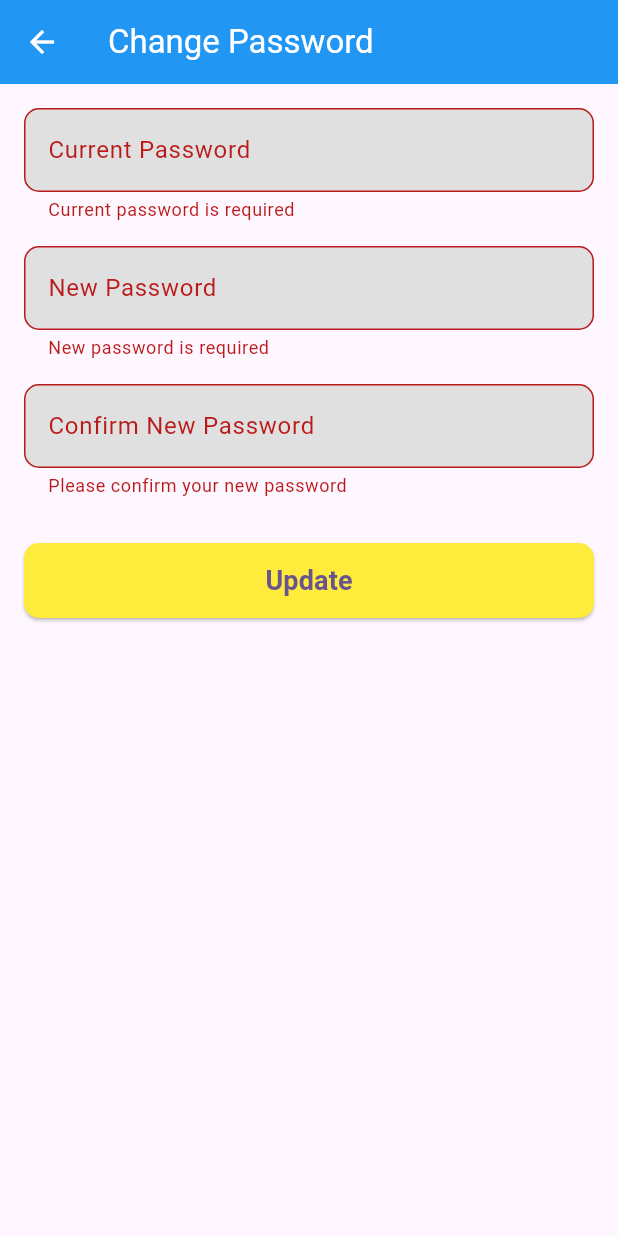
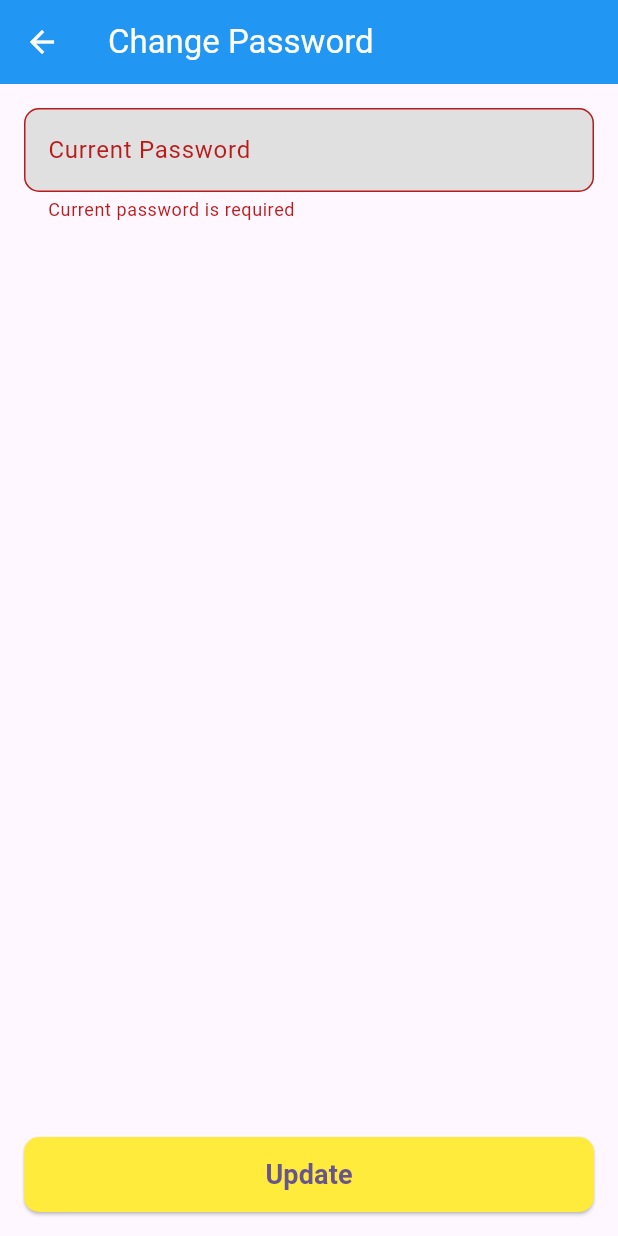
Before and after one commit to Gracesiamrbn/Progamify-mobile, a Flutter app: the ChangePasswordScreen screen opened directly, after a tap on "Update", on a phone screen of 412 x 824 dp. Run offline on Flutter 3.47's test engine with Material 3 defaults, Android fonts, the phone set to English and light mode, and no system bars; our stand-ins replace audioplayers, curved_navigation_bar, flutter_dotenv, flutter_html, flutter_native_splash, flutter_svg and 5 more; accounts and stored records are empty; network calls fail.

Commit message:
special character expands

```diff
--- a/lib/presentation/screens/auth/register_screen.dart
+++ b/lib/presentation/screens/auth/register_screen.dart
@@ -154,8 +154,9 @@ class RegisterScreenState extends State<RegisterScreen> {
                           if (!RegExp(r'[0-9]').hasMatch(value)) {
                             return 'Password must contain at least one number';
                           }
-                          if (!RegExp(r'[@$!%*?&]').hasMatch(value)) {
-                            return 'Password must contain at least one special character (@\$!%*?&)';
+                          if (!RegExp(r'[\p{S}\p{P}]', unicode: true)
+                              .hasMatch(value)) {
+                            return 'Password must contain at least one special character';
                           }
                           return null;
                         },
--- a/lib/presentation/screens/profile/change_password_screen.dart
+++ b/lib/presentation/screens/profile/change_password_screen.dart
@@ -113,7 +113,7 @@ class _ChangePasswordScreenState extends State<ChangePasswordScreen> {
             key: _formKey,
             child: Column(
               children: [
-              // Current Password Field
+                // Field-field input
                 TextFormField(
                   controller: _currentPasswordController,
                   obscureText: true,
@@ -134,54 +134,10 @@ class _ChangePasswordScreenState extends State<ChangePasswordScreen> {
                 ),
                 const SizedBox(height: 16),
 
-              // New Password Field
-              TextFormField(
-                controller: _newPasswordController,
-                obscureText: true,
-                decoration: InputDecoration(
-                  labelText: 'New Password',
-                  filled: true,
-                  fillColor: Colors.grey[300],
-                  border: OutlineInputBorder(
-                    borderRadius: BorderRadius.circular(10),
-                  ),
-                ),
-                validator: (value) {
-                  if (value == null || value.isEmpty) {
-                    return 'New password is required';
-                  }
-                  if (value.length < 8) {
-                    return 'Password must be at least 8 characters';
-                  }
-                  return null;
-                },
-              ),
-              const SizedBox(height: 16),
+                // Tambahkan Expanded di sini
+                Expanded(child: Container()),
 
-              // Confirm Password Field
-              TextFormField(
-                controller: _confirmPasswordController,
-                obscureText: true,
-                decoration: InputDecoration(
-                  labelText: 'Confirm New Password',
-                  filled: true,
-                  fillColor: Colors.grey[300],
-                  border: OutlineInputBorder(
-                    borderRadius: BorderRadius.circular(10),
-                  ),
-                ),
-                validator: (value) {
-                  if (value == null || value.isEmpty) {
-                    return 'Please confirm your new password';
-                  }
-                  if (value != _newPasswordController.text) {
-                    return 'Passwords do not match';
-                  }
-                  return null;
-                },
-              ),
-              const SizedBox(height: 30),
-
+                // Tombol Update
                 ElevatedButton(
                   onPressed: _isLoading ? null : _changePassword,
                   style: ElevatedButton.styleFrom(
@@ -200,8 +156,7 @@ class _ChangePasswordScreenState extends State<ChangePasswordScreen> {
                         ),
                 ),
               ],
-          ),
-        ),
+            )),
       ),
     );
   }
```
Lines whose indentation alone changed are shown as unchanged.
